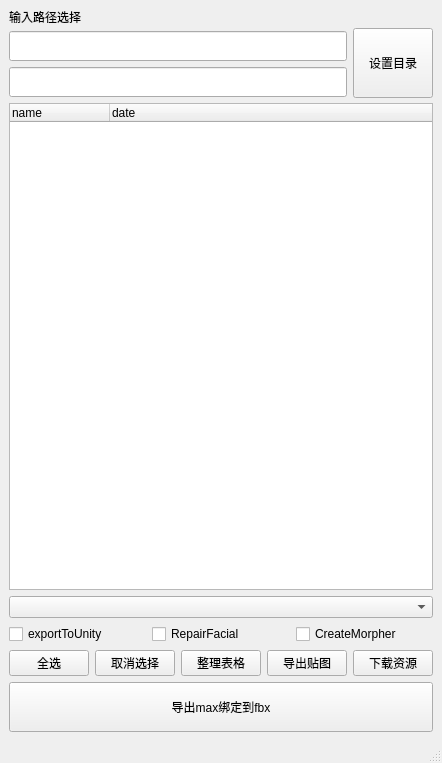
Old version of the form python/pyTools/outPutUI.ui in the repository wangziheng0426/JMadOnion.
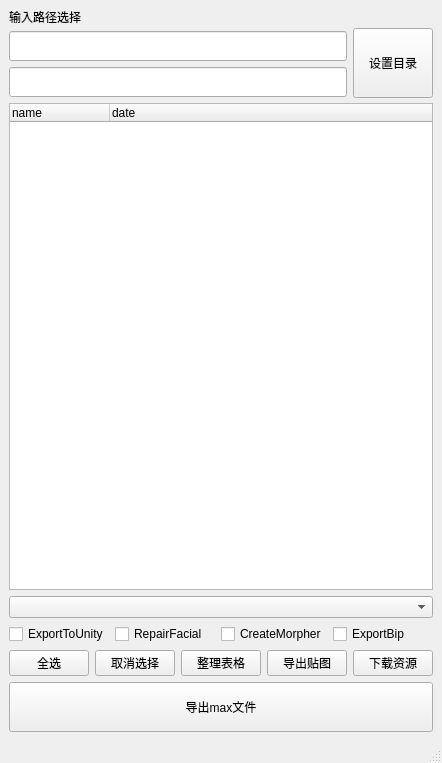
New version of the form.

```diff
--- a/python/pyTools/outPutUI.ui
+++ b/python/pyTools/outPutUI.ui
@@ -121,7 +121,7 @@
          <bool>true</bool>
         </property>
         <property name="text">
-         <string>exportToUnity</string>
+         <string>ExportToUnity</string>
         </property>
         <property name="checkable">
          <bool>true</bool>
@@ -154,6 +154,13 @@
         </property>
        </widget>
       </item>
+      <item>
+       <widget class="QCheckBox" name="exportBip_checkBox">
+        <property name="text">
+         <string>ExportBip</string>
+        </property>
+       </widget>
+      </item>
      </layout>
     </item>
     <item row="4" column="0">
@@ -204,7 +211,7 @@
        </size>
       </property>
       <property name="text">
-       <string>导出max绑定到fbx</string>
+       <string>导出max文件</string>
       </property>
      </widget>
     </item>
```
